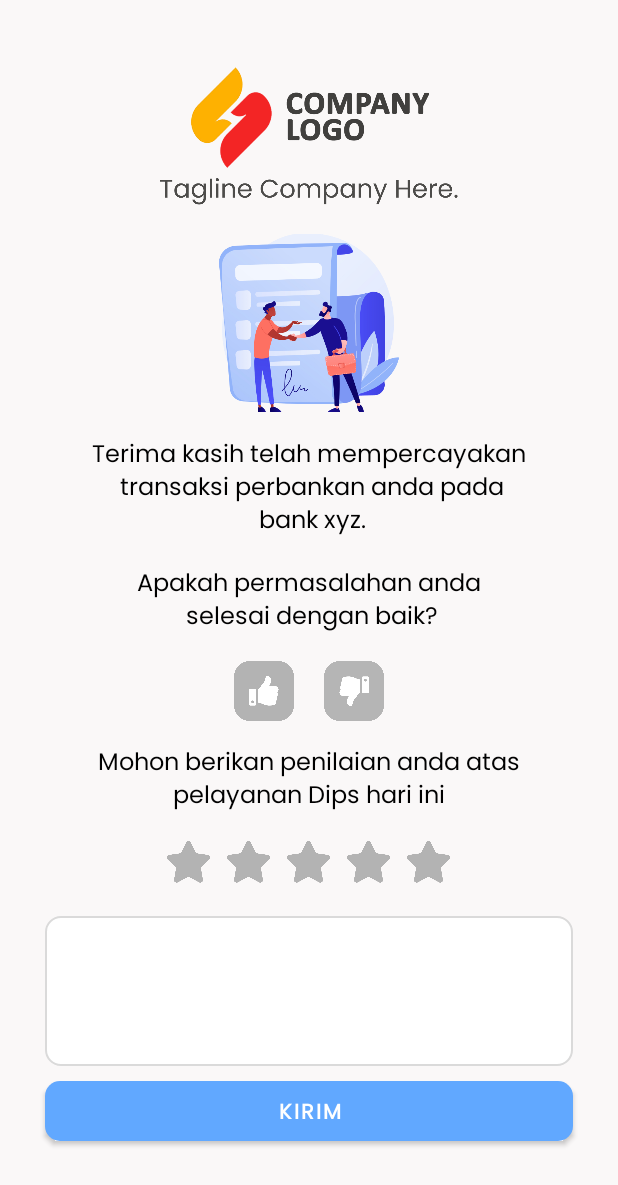
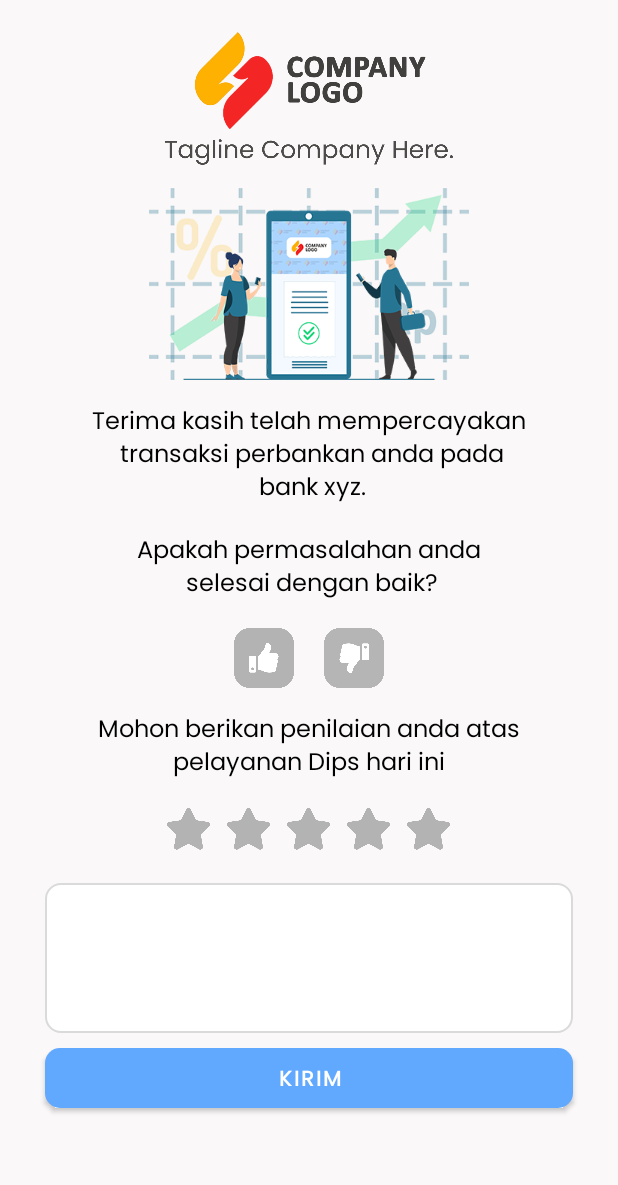
Before and after one commit to githubgritrepo/dipslibs_android, an Android app: the RatingActivity screen opened directly, with no data from a screen before it, on a phone screen of 412 x 824 dp. Shown: the top 1185 px of the screen. Run offline under Robolectric (Android 15) with nearby library versions, the light colour scheme and no system bars; libraries missing offline, so code that uses them is left out: cn.pedant, com.auth0.android, com.dhairytripathi.library, me.ibrahimsn.lib, me.relex.circleindicator and 1 more; 9 statements that could not run were skipped.

```diff
--- a/app/src/main/java/com/evo/mitzoom/Fragments/frag_inputdata.java
+++ b/app/src/main/java/com/evo/mitzoom/Fragments/frag_inputdata.java
@@ -96,7 +96,7 @@ public class frag_inputdata extends Fragment {
         sweetAlertDialog.setContentText(getResources().getString(R.string.content_input));
         sweetAlertDialog.setConfirmText(getResources().getString(R.string.btn_continue));
         sweetAlertDialog.show();
-        sweetAlertDialog.setCancelable(true);
+        sweetAlertDialog.setCancelable(false);
         Button btnConfirm = (Button) sweetAlertDialog.findViewById(cn.pedant.SweetAlert.R.id.confirm_button);
         btnConfirm.setBackgroundTintList(context.getResources().getColorStateList(R.color.Blue));
         btnConfirm.setOnClickListener(new View.OnClickListener() {
--- a/app/src/main/res/layout/activity_rating.xml
+++ b/app/src/main/res/layout/activity_rating.xml
@@ -14,17 +14,17 @@
     android:orientation="vertical">
 
     <ImageView
-        android:layout_marginTop="40dp"
+        android:layout_marginTop="20dp"
         android:layout_gravity="center"
         android:layout_width="200dp"
-        android:layout_height="100dp"
+        android:layout_height="90dp"
         android:src="@drawable/companylogo2"/>
     <ImageView
         android:layout_marginTop="15dp"
         android:layout_gravity="center"
-        android:layout_width="120dp"
-        android:layout_height="120dp"
-        android:src="@drawable/backgroundrating"/>
+        android:layout_width="match_parent"
+        android:layout_height="wrap_content"
+        android:src="@drawable/info"/>
     <TextView
         android:layout_width="wrap_content"
         android:layout_height="wrap_content"
```
Also changed, not shown: app/src/main/java/com/evo/mitzoom/Fragments/frag_aktivasi_ibmb.java (+94 -2 lines), app/src/main/java/com/evo/mitzoom/Fragments/frag_form_opening.java (+4 -79 lines), app/src/main/res/layout/activity_dips_waiting_room.xml (+26 -9 lines).
